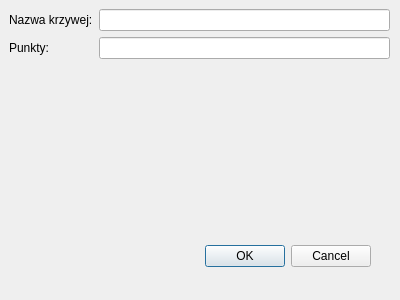
This is designs/interpolate_curve_dialog.ui in dawidkostyszak/MMGK as Qt 5 draws it before an edit. The edited form follows.
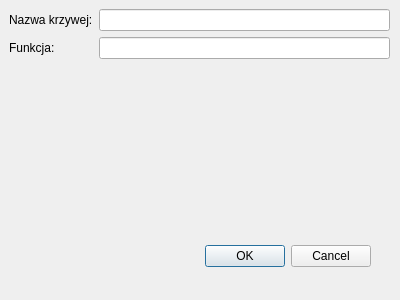
This is the edited form.

Commit message: Add possibility to edit curves from diferent type, change curve_data form to edit button and show dialog

```diff
--- a/designs/interpolate_curve_dialog.ui
+++ b/designs/interpolate_curve_dialog.ui
@@ -42,7 +42,7 @@
     <item row="1" column="0">
      <widget class="QLabel" name="label">
       <property name="text">
-       <string>Punkty:</string>
+       <string>Funkcja:</string>
       </property>
      </widget>
     </item>
```
Left out of the diff: 2 changed lines with no effect on the pictures. The commit also changes 6 other files.
